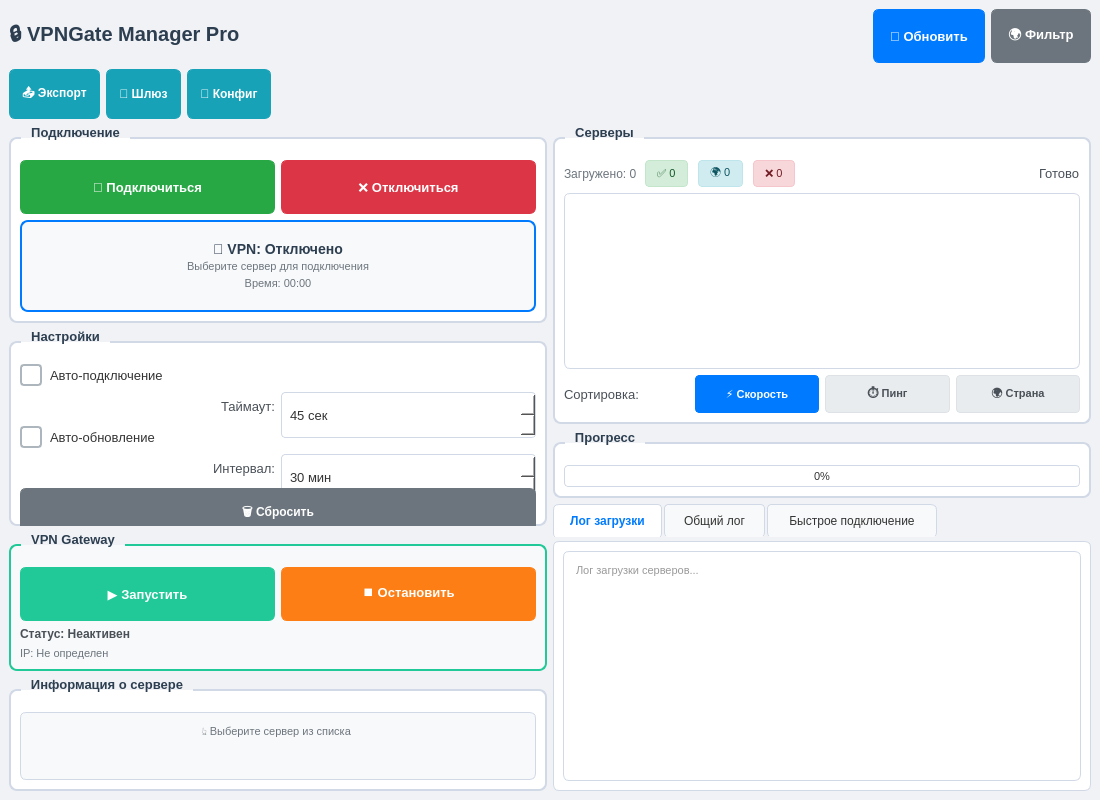
Qt form mainwindow.ui (zarazakill/vpn_check-) before a commit.
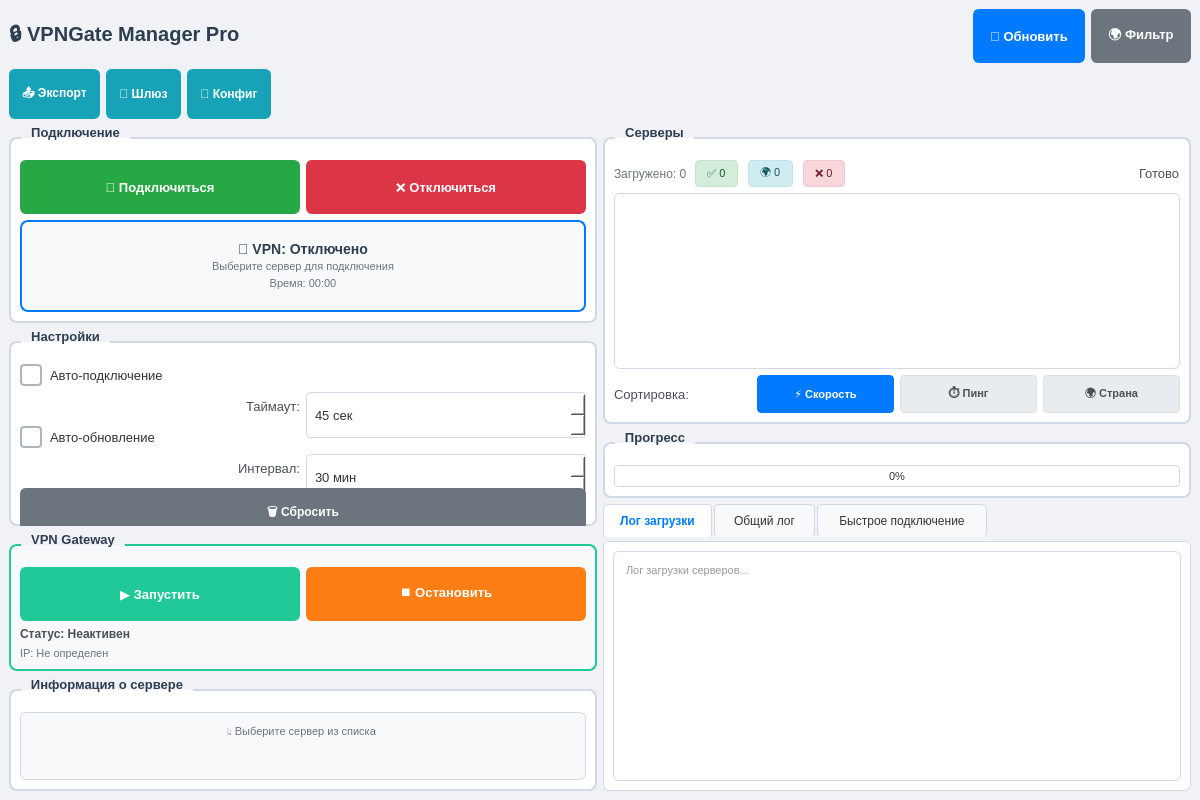
The same form after that commit. Icons and pictures are not drawn.

```diff
--- a/mainwindow.ui
+++ b/mainwindow.ui
@@ -6,7 +6,7 @@
       <rect>
         <x>0</x>
         <y>0</y>
-        <width>1100</width>
+        <width>1200</width>
         <height>800</height>
       </rect>
     </property>
```
